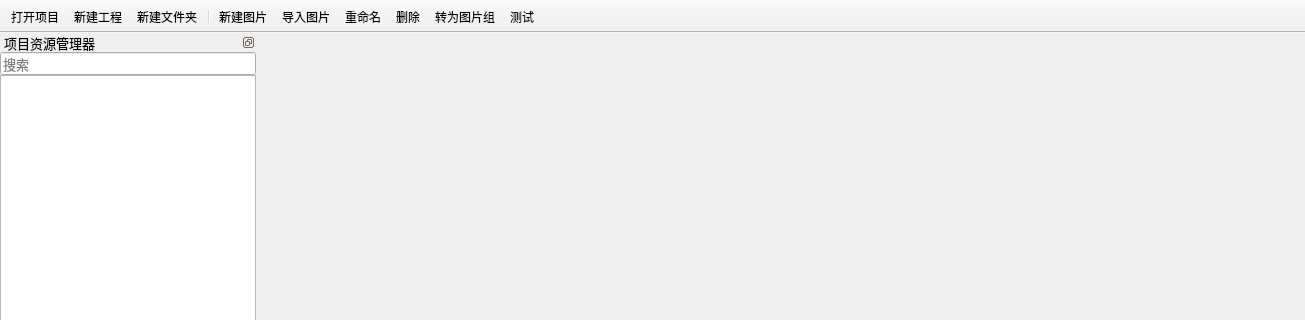
This is BmpManager/mainwindow.ui in luckyPtr/BitmapStudio as Qt 5 draws it before an edit; both pictures show x 0 to 1305 and y 0 to 320 of the 1305 by 651 pixel window. The edited form follows.
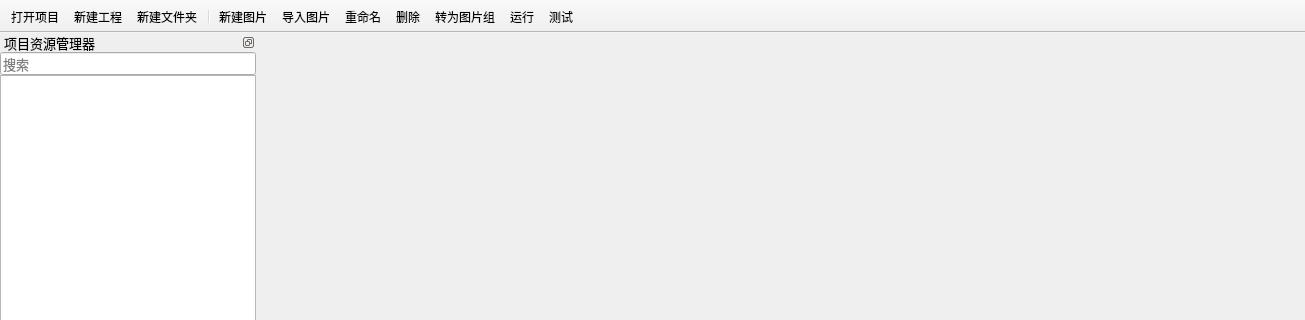
This is the edited form. Icons and pictures are not drawn. Custom widgets are drawn as their Qt base class.

```diff
--- a/BmpManager/mainwindow.ui
+++ b/BmpManager/mainwindow.ui
@@ -253,6 +253,7 @@
    <addaction name="actRename"/>
    <addaction name="actDelete"/>
    <addaction name="actGrpImgTransform"/>
+   <addaction name="actRun"/>
    <addaction name="actTest"/>
   </widget>
   <action name="actOpenProject">
@@ -356,6 +357,15 @@
     <string>转为图片组</string>
    </property>
   </action>
+  <action name="actRun">
+   <property name="icon">
+    <iconset resource="Img.qrc">
+     <normaloff>:/Image/Toolbar/Run.svg</normaloff>:/Image/Toolbar/Run.svg</iconset>
+   </property>
+   <property name="text">
+    <string>运行</string>
+   </property>
+  </action>
  </widget>
  <customwidgets>
   <customwidget>
```
Left out of the diff: 2 changed lines with no effect on the pictures.
